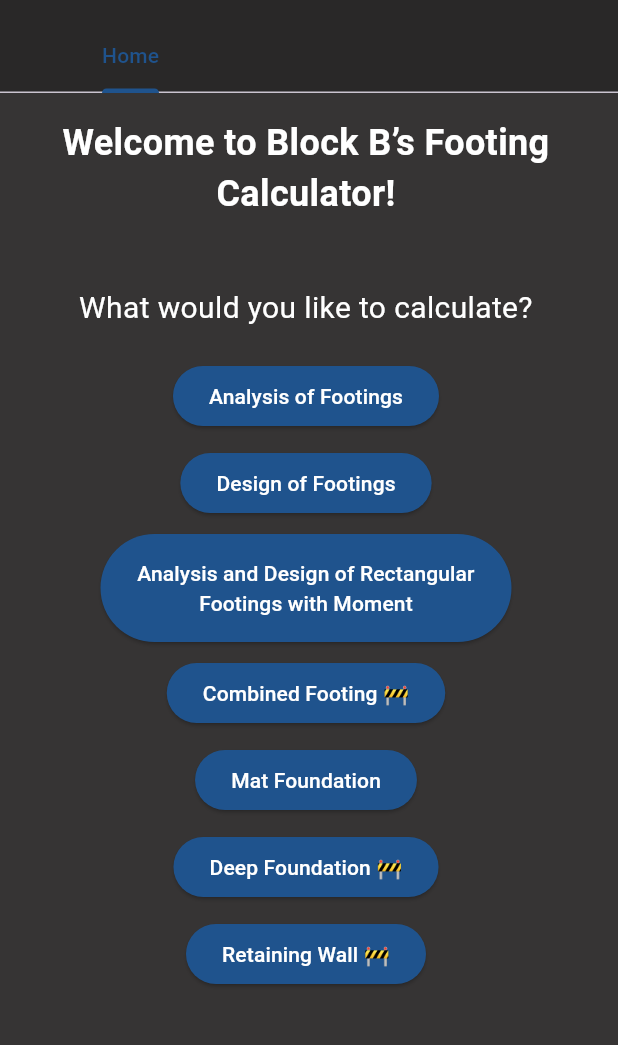
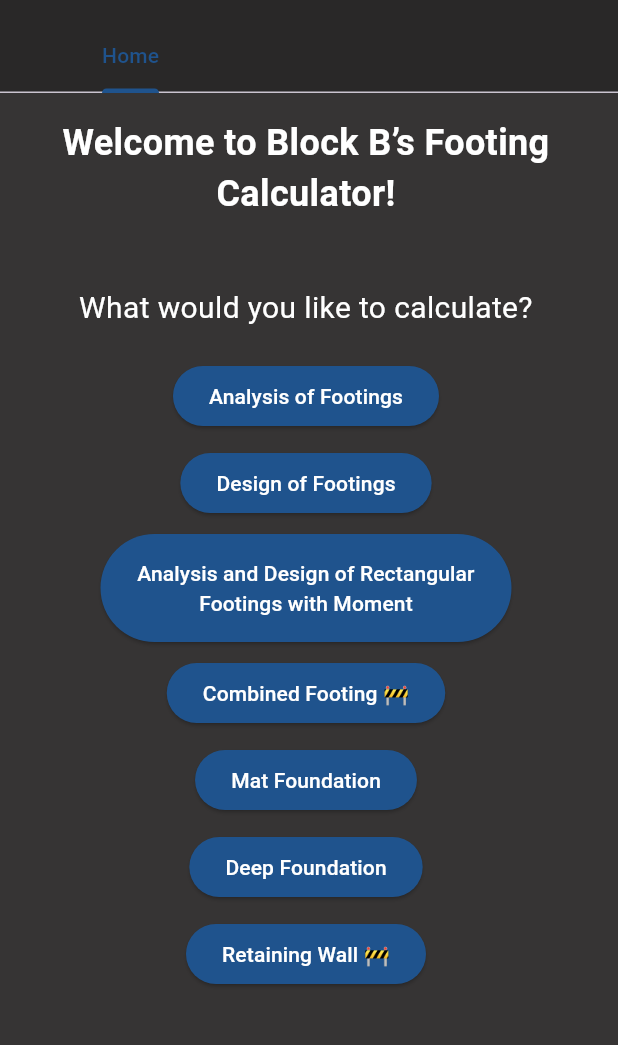
Before and after one commit to raymunddd/foundcalc, a Flutter app: the screen it shows after launch, on a phone screen of 412 x 824 dp, the part 63-1108 px from its top. Run offline on Flutter 3.47's test engine with Material 3 defaults, Android fonts, the phone set to English and light mode, and no system bars; missing offline and left inert: dart:ffi.

Commit message:
hindi na siya under construction hehe

```diff
--- a/foundcalc/lib/tab_home.dart
+++ b/foundcalc/lib/tab_home.dart
@@ -772,7 +772,7 @@ class _TabbedHomePageState extends State<TabbedHomePage>
                                 foregroundColor: Colors.white,
                               ),
                               onPressed: _addDeepItem,
-                              child: Text("Deep Foundation 🚧"),
+                              child: Text("Deep Foundation"),
                             ),
                             SizedBox(height: 10),
                             ElevatedButton(
```
